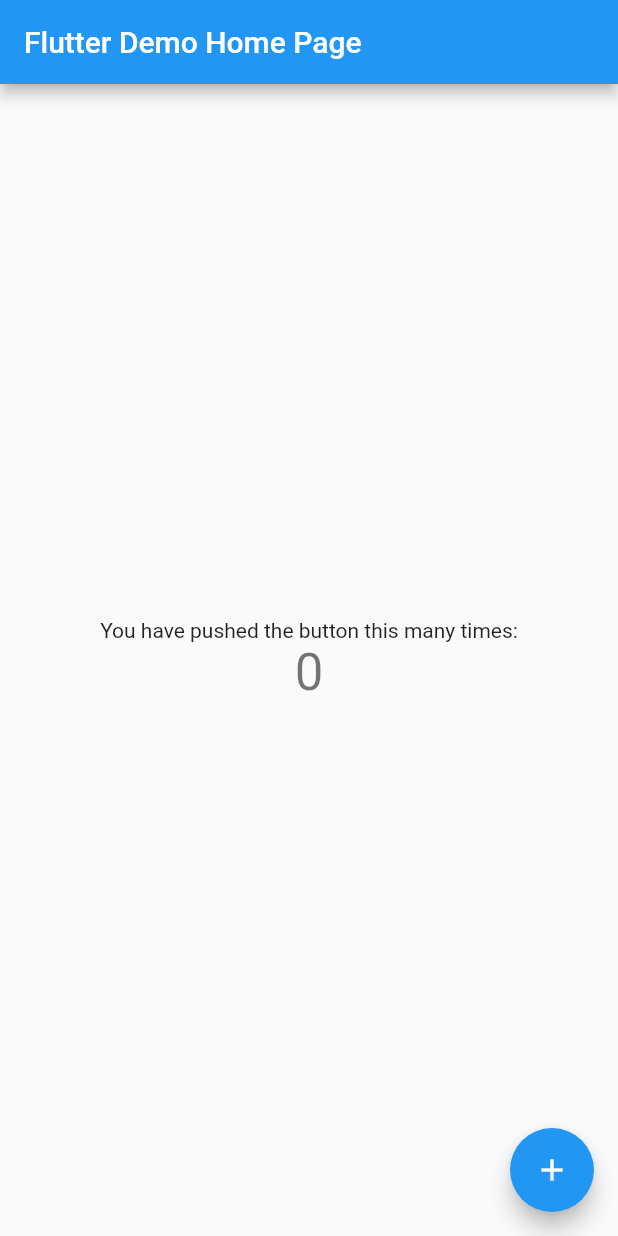
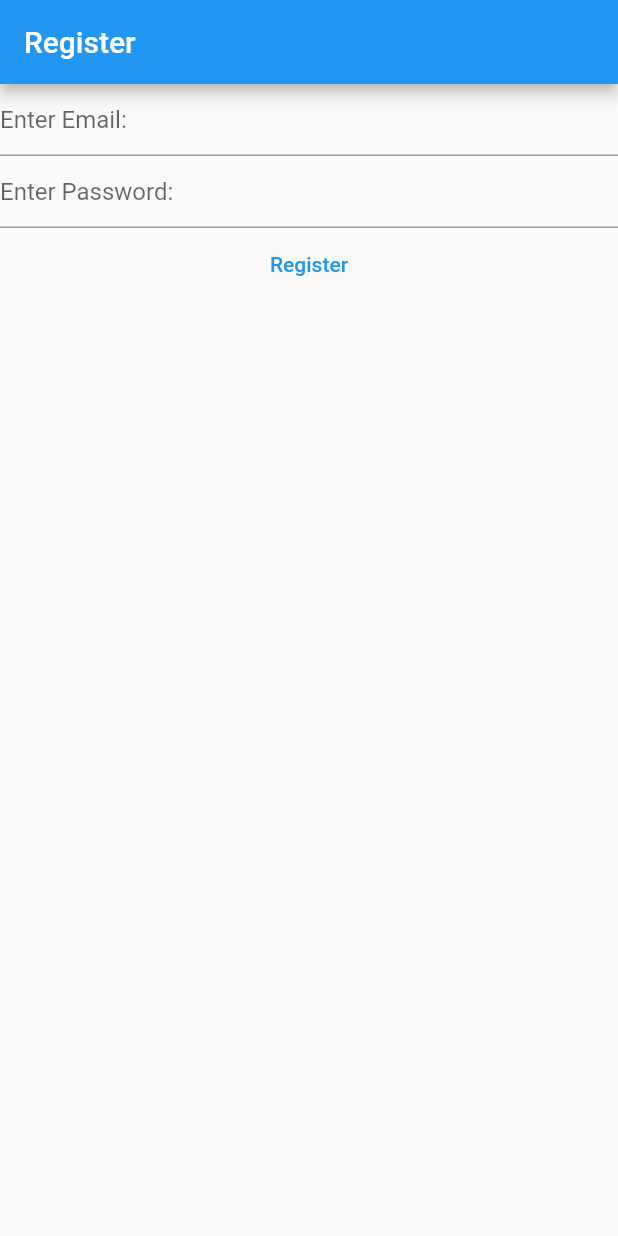
Before and after one commit to PratyushChauhan/mynotes, a Flutter app: the screen it shows after launch, on a phone screen of 412 x 824 dp. Run offline on Flutter 3.47's test engine with Material 2 defaults, Android fonts, the phone set to English and light mode, and no system bars; our stand-ins replace firebase_auth, firebase_core; accounts and stored records are empty.

Commit message:
Made the Register screen complete with backend.

```diff
--- a/lib/main.dart
+++ b/lib/main.dart
@@ -1,65 +1,92 @@
+import 'package:firebase_core/firebase_core.dart';
 import 'package:flutter/material.dart';
+import 'package:firebase_auth/firebase_auth.dart';
+import 'firebase_options.dart';
 
 void main() {
-  runApp(const MyApp());
-}
-
-class MyApp extends StatelessWidget {
-  const MyApp({Key? key}) : super(key: key);
-  @override
-  Widget build(BuildContext context) {
-    return MaterialApp(
+  WidgetsFlutterBinding.ensureInitialized();
+  runApp(
+    MaterialApp(
       title: 'Flutter Demo',
       theme: ThemeData(
         primarySwatch: Colors.blue,
       ),
-      home: const MyHomePage(title: 'Flutter Demo Home Page'),
-    );
-  }
+      home: const HomePage(),
+    ),
+  );
 }
 
-class MyHomePage extends StatefulWidget {
-  const MyHomePage({Key? key, required this.title}) : super(key: key);
-
-  final String title;
+class HomePage extends StatefulWidget {
+  const HomePage({Key? key}) : super(key: key);
 
   @override
-  State<MyHomePage> createState() => _MyHomePageState();
+  State<HomePage> createState() => _HomePageState();
 }
 
-class _MyHomePageState extends State<MyHomePage> {
-  int _counter = 0;
+class _HomePageState extends State<HomePage> {
+  late final TextEditingController _email;
+  late final TextEditingController _password;
+  @override
+  void initState() {
+    _email = TextEditingController();
+    _password = TextEditingController();
+    super.initState();
+  }
 
-  void _incrementCounter() {
-    setState(() {
-      _counter++;
-    });
+  @override
+  void dispose() {
+    _email.dispose();
+    _password.dispose();
+    super.dispose();
   }
 
   @override
   Widget build(BuildContext context) {
     return Scaffold(
       appBar: AppBar(
-        title: Text(widget.title),
+        title: const Text("Register"),
       ),
-      body: Center(
-        child: Column(
-          mainAxisAlignment: MainAxisAlignment.center,
-          children: <Widget>[
-            const Text(
-              'You have pushed the button this many times:',
-            ),
-            Text(
-              '$_counter',
-              style: Theme.of(context).textTheme.headline4,
-            ),
-          ],
+      body: FutureBuilder(
+        future: Firebase.initializeApp(
+          options: DefaultFirebaseOptions.currentPlatform,
         ),
-      ),
-      floatingActionButton: FloatingActionButton(
-        onPressed: _incrementCounter,
-        tooltip: 'Increment',
-        child: const Icon(Icons.add),
+        builder: (context, snapshot) {
+          switch (snapshot.connectionState) {
+            case ConnectionState.done:
+              return Column(
+                children: [
+                  TextField(
+                    autocorrect: false,
+                    keyboardType: TextInputType.emailAddress,
+                    controller: _email,
+                    decoration: const InputDecoration(hintText: "Enter Email:"),
+                  ),
+                  TextField(
+                    obscureText: true,
+                    enableSuggestions: false,
+                    autocorrect: false,
+                    controller: _password,
+                    decoration:
+                        const InputDecoration(hintText: "Enter Password:"),
+                  ),
+                  TextButton(
+                    onPressed: () async {
+                      final email = _email.text;
+                      final password = _password.text;
+                      final user_cred = await FirebaseAuth.instance
+                          .createUserWithEmailAndPassword(
+                              email: email, password: password);
+                      print(user_cred);
+                    },
+                    child: const Text("Register"),
+                  ),
+                ],
+              );
+              ;
+            default:
+              return const Text("Loading");
+          }
+        },
       ),
     );
   }
```
Also changed, not shown: 1 other file.
